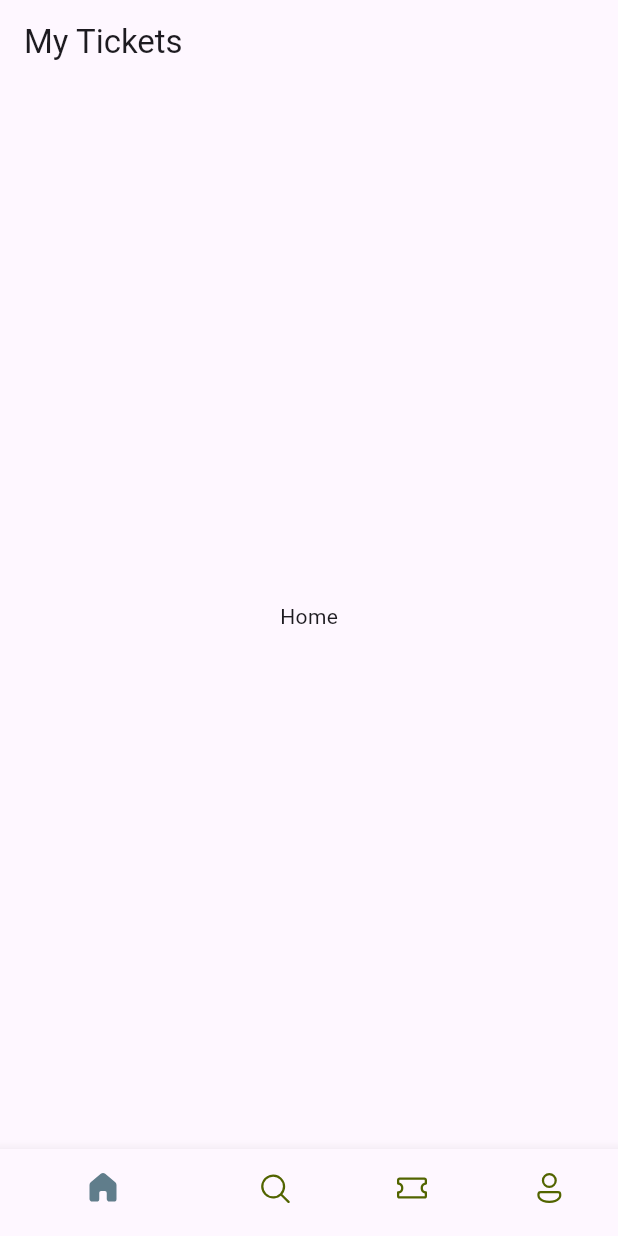
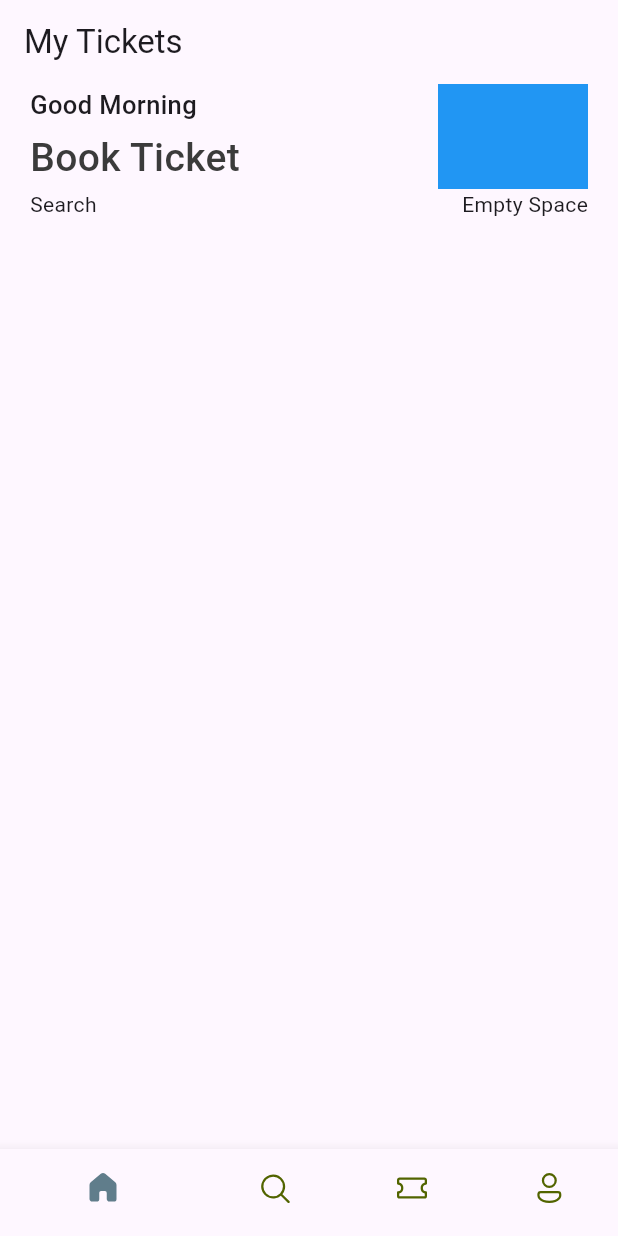
Before and after one commit to jjnguirazej/tickect-app, a Flutter app: the screen it shows after launch, on a phone screen of 412 x 824 dp. Run offline on Flutter 3.47's test engine with Material 3 defaults, Android fonts, the phone set to English and light mode, and no system bars; our stand-ins replace fluentui_icons.

```diff
--- a/lib/base/bottom_nav_bar.dart
+++ b/lib/base/bottom_nav_bar.dart
@@ -1,6 +1,9 @@
 import 'package:fluentui_icons/fluentui_icons.dart';
 import 'package:flutter/cupertino.dart';
 import 'package:flutter/material.dart';
+import 'package:ticket_app/screens/home_screen.dart';
+
+
 
 class BottomNavBar extends StatefulWidget {
   const BottomNavBar({super.key});
@@ -12,7 +15,7 @@ class BottomNavBar extends StatefulWidget {
 class _BottomNavBarState extends State<BottomNavBar> {
 
   final appScreens = [
-    Center(child: Text("Home")),
+    const HomeScreen(),
     Center(child: Text("Search")),
     Center(child: Text("Tickets")),
     Center(child: Text("Profile")),
--- a/lib/screens/home_screen.dart
+++ b/lib/screens/home_screen.dart
@@ -0,0 +1,55 @@
+import 'package:flutter/cupertino.dart';
+import 'package:flutter/material.dart';
+
+class HomeScreen extends StatelessWidget {
+  const HomeScreen({super.key});
+
+  @override
+  Widget build(BuildContext context) {
+    return Scaffold(
+      body: ListView(
+        children: [
+          Container(
+            padding: const EdgeInsets.symmetric(horizontal: 20),
+            child: Column(
+              children: [
+                Row(
+                  mainAxisAlignment: MainAxisAlignment.spaceBetween,
+                  children: [
+                   const Column(
+                     crossAxisAlignment: CrossAxisAlignment.start,
+                      children: [
+                        Text("Good Morning", style: TextStyle(
+                          fontSize: 17, fontWeight: FontWeight.w500
+                        )),
+                        SizedBox(height: 5,),
+                        Text("Book Ticket", style: TextStyle(
+                            fontSize: 26, fontWeight: FontWeight.w500, color: Color(0xFF3b3b3b)
+                        ))
+
+                      ],
+                    ),
+                    Container(
+                      color: Colors.blue,
+                      width: 100,
+                      height: 70,
+                    )
+                  ],
+                ),
+                const Row(
+                  mainAxisAlignment: MainAxisAlignment.spaceBetween,
+                  children: [
+                    Text("Search"),
+                    Text("Empty Space")
+
+                  ],
+                )
+
+              ],
+            ),
+          )
+        ],
+      ),
+    );
+  }
+}
```
